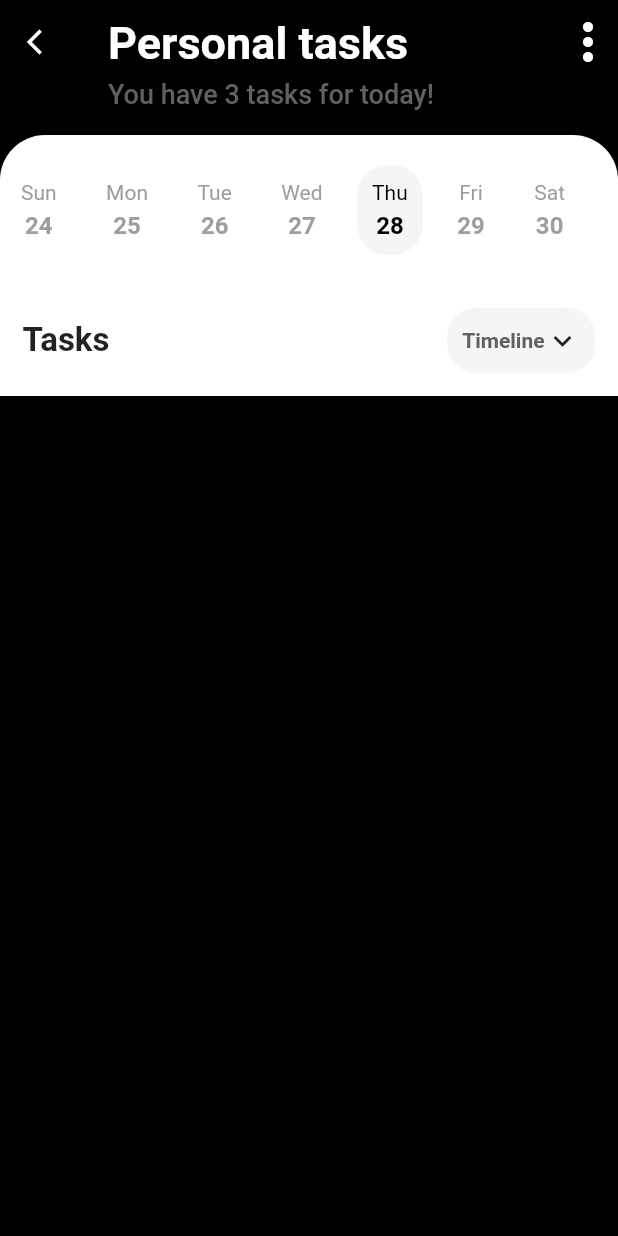
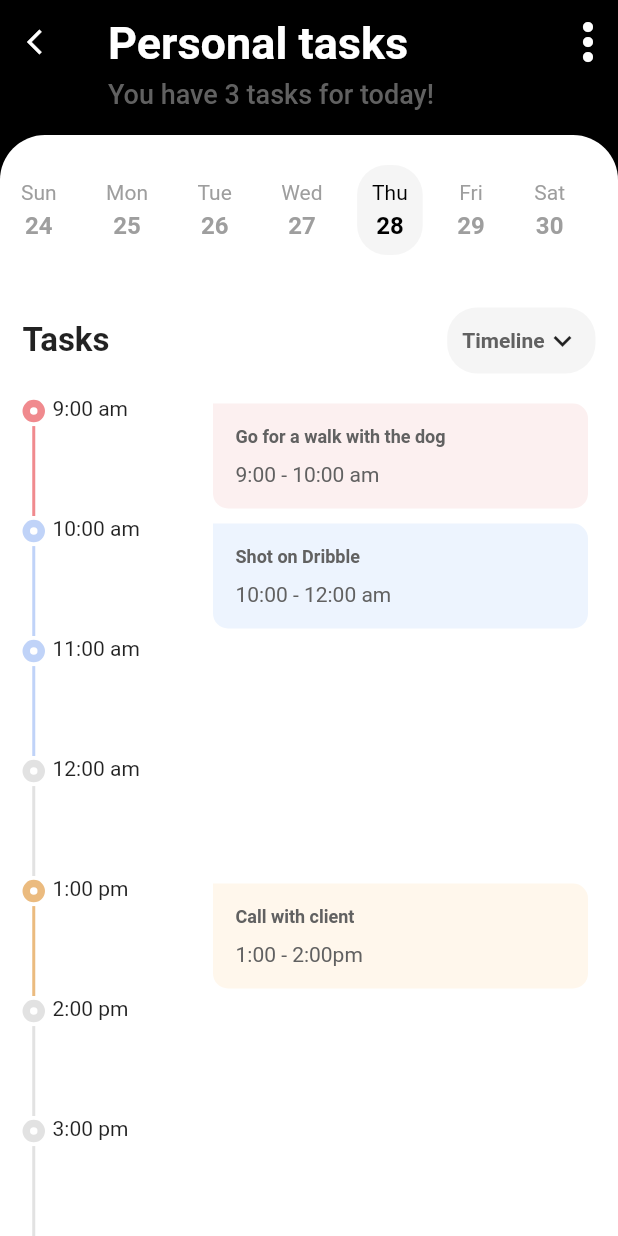
Before and after one commit to i-am-thessa/flutter-tutorial3, a Flutter app: the screen it shows after launch, after a tap on "Personal", on a phone screen of 412 x 824 dp. Run offline on Flutter 3.47's test engine with Material 2 defaults, Android fonts, the phone set to English and light mode, and no system bars; drawn by our look-alikes of timeline_tile; our stand-ins replace animated_bottom_navigation_bar, dotted_border, ionicons.

Commit message:
Added detail page for the task with timeline implem

```diff
--- a/todo_app_1/lib/models/task.dart
+++ b/todo_app_1/lib/models/task.dart
@@ -20,6 +20,7 @@
     this.btnColor,
     this.left,
     this.done,
+    this.desc,
     this.isLast = false,
   });
 
@@ -33,6 +34,53 @@
         btnColor: kYellow,
         left: 3,
         done: 1,
+        desc: [
+          {
+            'time': '9:00 am',
+            'title': 'Go for a walk with the dog',
+            'slot': '9:00 - 10:00 am',
+            'tlColor': kRedDark,
+            'bgColor': kRedLight,
+          },
+          {
+            'time': '10:00 am',
+            'title': 'Shot on Dribble',
+            'slot': '10:00 - 12:00 am',
+            'tlColor': kBlueDark,
+            'bgColor': kBlueLight,
+          },
+          {
+            'time': '11:00 am',
+            'title': '',
+            'slot': '',
+            'tlColor': kBlueDark,
+          },
+          {
+            'time': '12:00 am',
+            'title': '',
+            'slot': '',
+            'tlColor': Colors.grey.withOpacity(0.3),
+          },
+          {
+            'time': '1:00 pm',
+            'title': 'Call with client',
+            'slot': '1:00 - 2:00pm',
+            'tlColor': kYellowDark,
+            'bgColor': kYellowLight,
+          },
+          {
+            'time': '2:00 pm',
+            'title': '',
+            'slot': '',
+            'tlColor': Colors.grey.withOpacity(0.3),
+          },
+          {
+            'time': '3:00 pm',
+            'title': '',
+            'slot': '',
+            'tlColor': Colors.grey.withOpacity(0.3),
+          },
+        ],
       ),
       Task(
         iconData: Icons.cases_rounded,
@@ -42,6 +90,7 @@
         btnColor: kRed,
         left: 0,
         done: 0,
+        desc: [],
       ),
       Task(
         iconData: Icons.cases_rounded,
@@ -51,6 +100,7 @@
         btnColor: kBlue,
         left: 0,
         done: 0,
+        desc: [],
       ),
       Task(
         isLast: true,
--- a/todo_app_1/lib/screens/detail/detail.dart
+++ b/todo_app_1/lib/screens/detail/detail.dart
@@ -1,6 +1,7 @@
 import 'package:flutter/material.dart';
 import 'package:todo_app_1/models/task.dart';
 import 'package:todo_app_1/screens/detail/widgets/datepicker.dart';
+import 'package:todo_app_1/screens/detail/widgets/task_timeline.dart';
 import 'package:todo_app_1/screens/detail/widgets/task_title.dart';
 
 class DetailPage extends StatelessWidget {
@@ -9,6 +10,7 @@
 
   @override
   Widget build(BuildContext context) {
+    final detailList = task.desc;
     return Scaffold(
       backgroundColor: Colors.black,
       body: CustomScrollView(
@@ -32,6 +34,29 @@
               ),
             ),
           ),
+          detailList == null || detailList.isEmpty
+              ? SliverFillRemaining(
+                  child: Container(
+                    color: Colors.white,
+                    child: const Center(
+                      child: Text(
+                        'No task today',
+                        style: TextStyle(
+                          color: Colors.grey,
+                          fontSize: 18,
+                        ),
+                      ),
+                    ),
+                  ),
+                )
+              : SliverList(
+                  delegate: SliverChildBuilderDelegate(
+                    (_, index) => TaskTimeline(
+                      detail: detailList[index],
+                    ),
+                    childCount: detailList.length,
+                  ),
+                ),
         ],
       ),
     );
--- /dev/null
+++ b/todo_app_1/lib/screens/detail/widgets/task_timeline.dart
@@ -0,0 +1,98 @@
+import 'package:flutter/material.dart';
+import 'package:timeline_tile/timeline_tile.dart';
+
+class TaskTimeline extends StatelessWidget {
+  final Map<String, dynamic> detail;
+  const TaskTimeline({super.key, required this.detail});
+
+  @override
+  Widget build(BuildContext context) {
+    return Container(
+      color: Colors.white,
+      padding: const EdgeInsets.symmetric(horizontal: 15),
+      child: Row(
+        children: [
+          _buildTimeline(detail['tlColor']),
+          Expanded(
+            child: Row(
+              mainAxisAlignment: MainAxisAlignment.spaceBetween,
+              crossAxisAlignment: CrossAxisAlignment.start,
+              children: [
+                Text(
+                  detail['time'],
+                ),
+                detail['title'].isNotEmpty
+                    ? _buildCard(
+                        detail['bgColor'], detail['title'], detail['slot'])
+                    : _buildCard(Colors.white, '', ''),
+              ],
+            ),
+          ),
+        ],
+      ),
+    );
+  }
+}
+
+Widget _buildCard(Color bgColor, String title, String slot) {
+  return Container(
+    width: 250,
+    padding: const EdgeInsets.all(15),
+    margin: const EdgeInsets.all(5),
+    decoration: BoxDecoration(
+      color: bgColor,
+      borderRadius: const BorderRadius.only(
+        topRight: Radius.circular(10),
+        bottomLeft: Radius.circular(10),
+        bottomRight: Radius.circular(10),
+      ),
+    ),
+    child: Column(
+      crossAxisAlignment: CrossAxisAlignment.start,
+      children: [
+        Text(
+          title,
+          style: TextStyle(
+              fontSize: 12,
+              fontWeight: FontWeight.bold,
+              color: Colors.grey[700]),
+        ),
+        const SizedBox(height: 10),
+        Text(
+          slot,
+          style: TextStyle(color: Colors.grey[700]),
+        ),
+      ],
+    ),
+  );
+}
+
+Widget _buildTimeline(Color color) {
+  return Container(
+    height: 80,
+    width: 20,
+    child: TimelineTile(
+      alignment: TimelineAlign.manual,
+      lineXY: 0,
+      isFirst: true,
+      indicatorStyle: IndicatorStyle(
+        indicatorXY: 0,
+        width: 15,
+        indicator: Container(
+          decoration: BoxDecoration(
+            color: Colors.white,
+            shape: BoxShape.circle,
+            border: Border.all(
+              width: 5,
+              color: color,
+            ),
+          ),
+        ),
+      ),
+      afterLineStyle: LineStyle(
+        thickness: 2,
+        color: color,
+      ),
+    ),
+  );
+}
--- a/todo_app_1/pubspec.yaml
+++ b/todo_app_1/pubspec.yaml
@@ -31,6 +31,7 @@
   cupertino_icons: ^1.0.2
   dotted_border: ^2.0.0+3
   table_calendar: ^3.0.9
+  timeline_tile: ^2.0.0
 
 dev_dependencies:
   flutter_test:
```
Also changed, not shown: todo_app_1/pubspec.lock.
